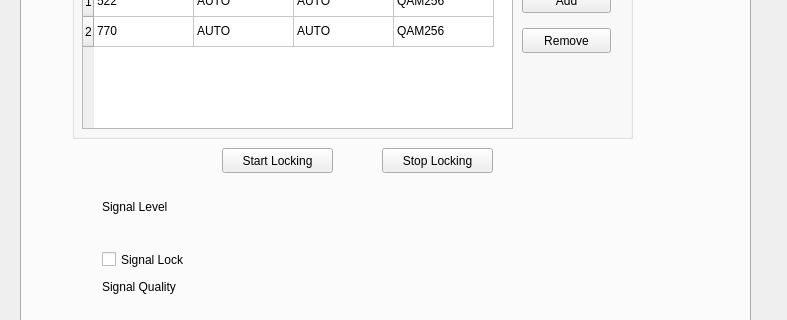
Above: src/dvbtest/testdialog.ui from SergeyStaroletov/TestingDVBT2 before the change; both pictures show x 0 to 787 and y 148 to 468 of the 787 by 665 pixel window. Below: the same form after it.
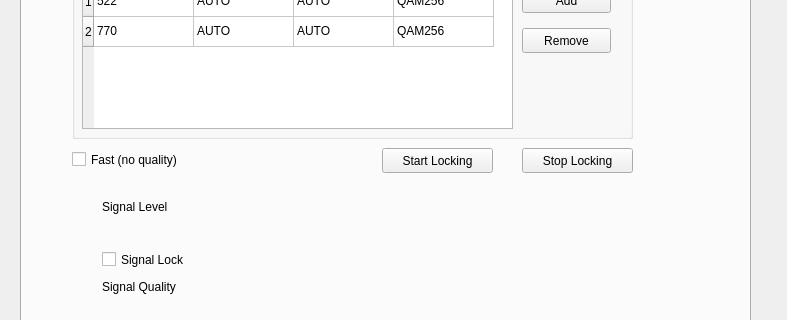
That is the form after the change. Custom widgets are drawn as their Qt base class.

Commit message: fast lock feature

The edit to the form file:
```diff
--- a/src/dvbtest/testdialog.ui
+++ b/src/dvbtest/testdialog.ui
@@ -183,7 +183,7 @@
     <widget class="QPushButton" name="buttonStartLocking">
      <property name="geometry">
       <rect>
-       <x>200</x>
+       <x>360</x>
        <y>230</y>
        <width>111</width>
        <height>25</height>
@@ -196,7 +196,7 @@
     <widget class="QPushButton" name="buttonStopLocking">
      <property name="geometry">
       <rect>
-       <x>360</x>
+       <x>500</x>
        <y>230</y>
        <width>111</width>
        <height>25</height>
@@ -277,6 +277,19 @@
       <string/>
      </property>
     </widget>
+    <widget class="QCheckBox" name="checkBoxFast">
+     <property name="geometry">
+      <rect>
+       <x>50</x>
+       <y>230</y>
+       <width>141</width>
+       <height>23</height>
+      </rect>
+     </property>
+     <property name="text">
+      <string>Fast (no quality)</string>
+     </property>
+    </widget>
    </widget>
    <widget class="QWidget" name="tab_4">
     <attribute name="title">
```
The commit also changes 2 other files.
